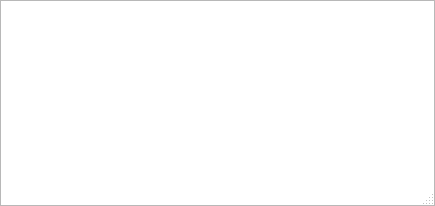
velnias75/NetMauMau-Qt-Client, file src/connectionlogdialog.ui: the form before one commit.
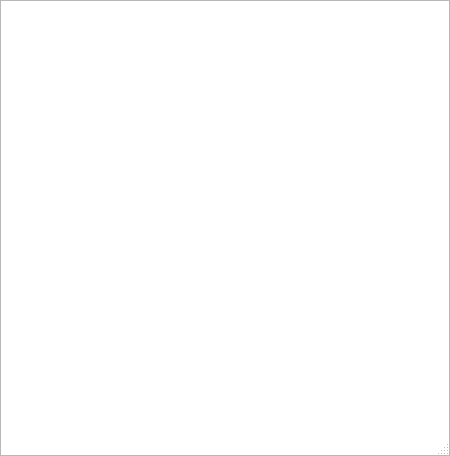
The form after the commit.

```diff
--- a/src/connectionlogdialog.ui
+++ b/src/connectionlogdialog.ui
@@ -6,8 +6,8 @@
    <rect>
     <x>0</x>
     <y>0</y>
-    <width>435</width>
-    <height>206</height>
+    <width>450</width>
+    <height>456</height>
    </rect>
   </property>
   <property name="windowTitle">
@@ -21,7 +21,53 @@
     <number>0</number>
    </property>
    <item>
-    <widget class="QTableView" name="tableView"/>
+    <widget class="QTableView" name="logView">
+     <property name="autoScroll">
+      <bool>false</bool>
+     </property>
+     <property name="editTriggers">
+      <set>QAbstractItemView::NoEditTriggers</set>
+     </property>
+     <property name="tabKeyNavigation">
+      <bool>false</bool>
+     </property>
+     <property name="showDropIndicator" stdset="0">
+      <bool>false</bool>
+     </property>
+     <property name="selectionMode">
+      <enum>QAbstractItemView::NoSelection</enum>
+     </property>
+     <property name="iconSize">
+      <size>
+       <width>16</width>
+       <height>16</height>
+      </size>
+     </property>
+     <property name="showGrid">
+      <bool>false</bool>
+     </property>
+     <property name="wordWrap">
+      <bool>false</bool>
+     </property>
+     <attribute name="horizontalHeaderVisible">
+      <bool>false</bool>
+     </attribute>
+     <attribute name="horizontalHeaderHighlightSections">
+      <bool>false</bool>
+     </attribute>
+     <attribute name="horizontalHeaderStretchLastSection">
+      <bool>true</bool>
+     </attribute>
+     <attribute name="verticalHeaderVisible">
+      <bool>false</bool>
+     </attribute>
+     <attribute name="verticalHeaderDefaultSectionSize">
+      <number>18</number>
+     </attribute>
+     <attribute name="verticalHeaderHighlightSections">
+      <bool>false</bool>
+     </attribute>
+    </widget>
    </item>
   </layout>
  </widget>
```
